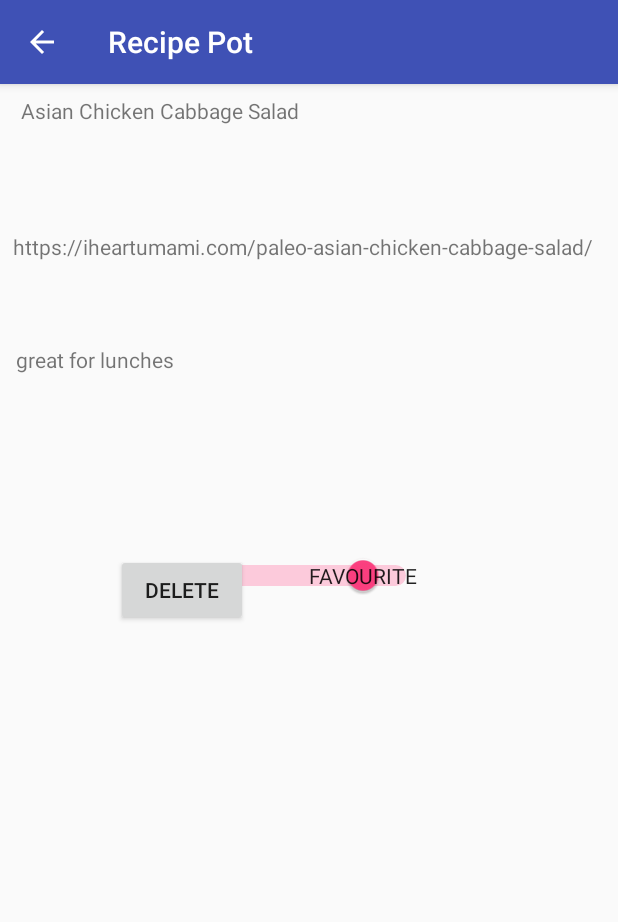
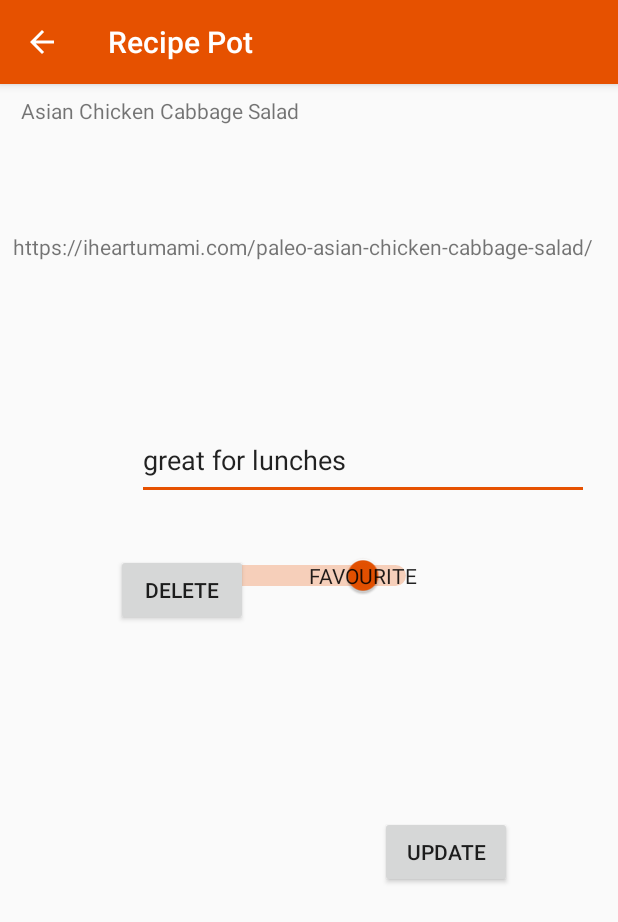
Before and after one commit to reidch/Android_recipe_list_app, an Android app: the MyRecipesActivity screen opened directly, with no data from a screen before it, after a tap on "Asian Chicken Cabbage Salad", on a phone screen of 412 x 824 dp. Shown: the top 922 px of the screen. Run offline under Robolectric (Android 15) with nearby library versions, the phone set to English and light mode, and no system bars.

Commit message:
fixes notes edit

```diff
--- a/Taste_List/app/src/main/java/com/example/carolinereid/taste_list/DBHelper.java
+++ b/Taste_List/app/src/main/java/com/example/carolinereid/taste_list/DBHelper.java
@@ -74,6 +74,16 @@ public class DBHelper extends SQLiteOpenHelper{
         db.update(RECIPES_TABLE_NAME, contentValues, selection, values);
     }
 
+    public void updateNotes(Integer id, String notes){
+        SQLiteDatabase db = this.getWritableDatabase();
+        ContentValues contentValues = new ContentValues();
+        contentValues.put(RECIPES_COLUMN_ID, id);
+        contentValues.put(RECIPES_COLUMN_NOTES, notes);
+        String selection = " id = ?";
+        String values[] = {id.toString()};
+        db.update(RECIPES_TABLE_NAME, contentValues, selection, values);
+    }
+
     public void delete(Integer id){
         SQLiteDatabase db = this.getWritableDatabase();
         String selection = " id = ?";
--- a/Taste_List/app/src/main/java/com/example/carolinereid/taste_list/MyRecipesAdapter.java
+++ b/Taste_List/app/src/main/java/com/example/carolinereid/taste_list/MyRecipesAdapter.java
@@ -26,6 +26,8 @@ public class MyRecipesAdapter extends ArrayAdapter<Recipe> {
         Recipe currentRecipe = getItem(position);
         TextView name = (TextView)listItemView.findViewById(R.id.name);
         name.setText(currentRecipe.getName());
+//        Switch triedStatus = (Switch)listItemView.findViewById(R.id.triedStatus);
+//        triedStatus.setChecked(currentRecipe.getTriedStatus());
 
         listItemView.setTag(currentRecipe);
 
--- a/Taste_List/app/src/main/java/com/example/carolinereid/taste_list/RecipeActivity.java
+++ b/Taste_List/app/src/main/java/com/example/carolinereid/taste_list/RecipeActivity.java
@@ -5,6 +5,7 @@ import android.os.Bundle;
 import android.support.v7.app.AppCompatActivity;
 import android.view.View;
 import android.widget.CompoundButton;
+import android.widget.EditText;
 import android.widget.Switch;
 import android.widget.TextView;
 
@@ -12,7 +13,7 @@ public class RecipeActivity extends AppCompatActivity {
 
     TextView nameTV;
     TextView urlTV;
-    TextView notesTV;
+//    TextView notesTV;
     Switch switchStatus;
     Bundle extras;
     String name;
@@ -20,6 +21,7 @@ public class RecipeActivity extends AppCompatActivity {
     String notes;
     Boolean triedStatus;
     Integer id;
+    EditText editNotes;
 
     @Override
     protected void onCreate(Bundle savedInstanceState) {
@@ -35,7 +37,8 @@ public class RecipeActivity extends AppCompatActivity {
 
         nameTV = (TextView) findViewById(R.id.name);
         urlTV = (TextView) findViewById(R.id.url);
-        notesTV = (TextView) findViewById(R.id.notes);
+//        notesTV = (TextView) findViewById(R.id.notes);
+        editNotes = (EditText) findViewById(R.id.editNotes);
         switchStatus = (Switch) findViewById(R.id.triedStatus);
         switchStatus.setOnCheckedChangeListener(new CompoundButton.OnCheckedChangeListener(){
             @Override
@@ -43,7 +46,7 @@ public class RecipeActivity extends AppCompatActivity {
                 DBHelper dbHelper = new DBHelper(RecipeActivity.this);
                 String name = nameTV.getText().toString();
                 String url = urlTV.getText().toString();
-                String notes = notesTV.getText().toString();
+//                String notes = notesTV.getText().toString();
                 triedStatus = switchStatus.isChecked();
                 dbHelper.update(id, name, url, notes, isChecked);
             }
@@ -51,8 +54,17 @@ public class RecipeActivity extends AppCompatActivity {
 
         nameTV.setText(name);
         urlTV.setText(url);
-        notesTV.setText(notes);
+//        notesTV.setText(notes);
+        editNotes.setText(notes);
         switchStatus.setChecked(triedStatus);
+    }
+
+    public void updateNotes(View button){
+        DBHelper dbHelper = new DBHelper(this);
+        String notes = editNotes.getText().toString();
+        dbHelper.updateNotes(id, notes);
+
+//        notesTV.setText(notes);
     }
 
     public void deleteRecipe(View button){
--- a/Taste_List/app/src/main/res/layout/activity_recipe.xml
+++ b/Taste_List/app/src/main/res/layout/activity_recipe.xml
@@ -88,4 +88,41 @@
         app:layout_constraintVertical_bias="0.0"
         app:layout_constraintHorizontal_bias="0.225" />
 
+    <EditText
+        android:id="@+id/editNotes"
+        android:layout_width="301dp"
+        android:layout_height="53dp"
+        android:ems="10"
+        android:hint="@string/add_any_notes_or_tips"
+        android:inputType="textPersonName"
+        tools:text="editNotes"
+        app:layout_constraintTop_toTopOf="parent"
+        android:layout_marginTop="8dp"
+        android:layout_marginLeft="8dp"
+        app:layout_constraintLeft_toLeftOf="parent"
+        app:layout_constraintBottom_toBottomOf="parent"
+        android:layout_marginBottom="8dp"
+        android:layout_marginRight="8dp"
+        app:layout_constraintRight_toRightOf="parent"
+        app:layout_constraintHorizontal_bias="0.88"
+        app:layout_constraintVertical_bias="0.309" />
+
+    <Button
+        android:id="@+id/updateNotes"
+        android:layout_width="wrap_content"
+        android:layout_height="wrap_content"
+        android:layout_marginBottom="8dp"
+        android:layout_marginLeft="8dp"
+        android:layout_marginRight="8dp"
+        android:layout_marginTop="8dp"
+        android:onClick="updateNotes"
+        android:text="@string/update"
+        app:layout_constraintBottom_toBottomOf="parent"
+        app:layout_constraintHorizontal_bias="0.796"
+        app:layout_constraintLeft_toLeftOf="parent"
+        app:layout_constraintRight_toRightOf="parent"
+        app:layout_constraintTop_toTopOf="parent"
+        app:layout_constraintVertical_bias="0.682"
+        tools:text="updateNotes" />
+
 </android.support.constraint.ConstraintLayout>
--- a/Taste_List/app/src/main/res/values/colors.xml
+++ b/Taste_List/app/src/main/res/values/colors.xml
@@ -1,6 +1,6 @@
 <?xml version="1.0" encoding="utf-8"?>
 <resources>
-    <color name="colorPrimary">#3F51B5</color>
-    <color name="colorPrimaryDark">#303F9F</color>
-    <color name="colorAccent">#FF4081</color>
+    <color name="colorPrimary">#E65100</color>
+    <color name="colorPrimaryDark">#2E7D32</color>
+    <color name="colorAccent">#E65100</color>
 </resources>
--- a/Taste_List/app/src/main/res/values/strings.xml
+++ b/Taste_List/app/src/main/res/values/strings.xml
@@ -12,4 +12,5 @@
     <string name="inspire_me">inspire me!</string>
     <string name="view_recipes">view recipes</string>
     <string name="add_recipe">add recipe</string>
+    <string name="update">update</string>
 </resources>
```
